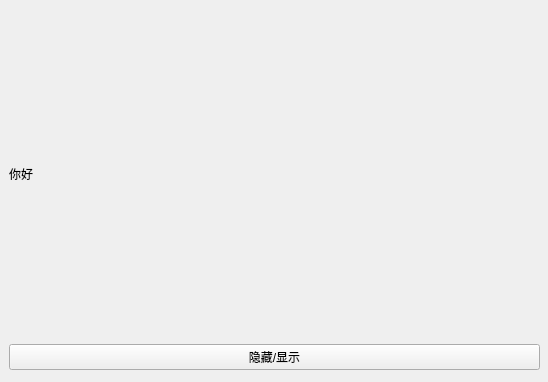
This is Qt/QLabel_Img/widget.ui in holdyounger/code_source as Qt 5 draws it before an edit. The edited form follows.
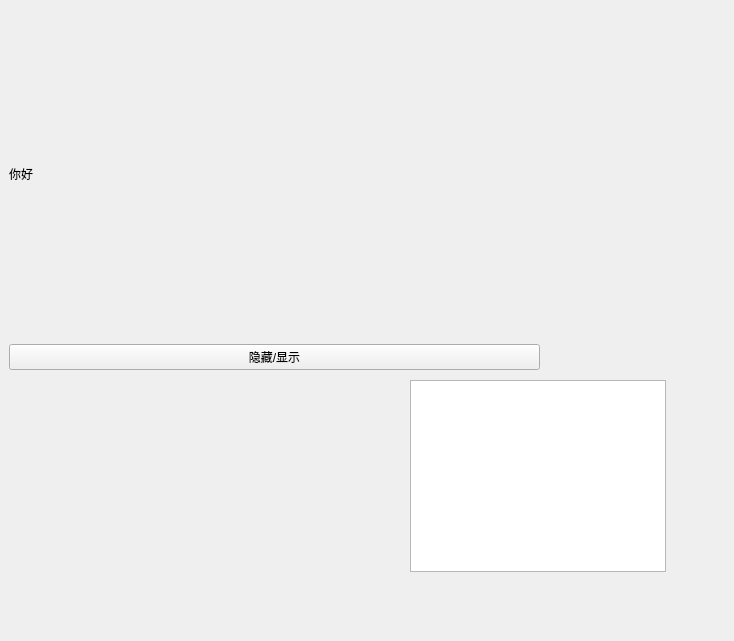
This is the edited form.

Patch:
```diff
--- a/Qt/QLabel_Img/widget.ui
+++ b/Qt/QLabel_Img/widget.ui
@@ -6,8 +6,8 @@
    <rect>
     <x>0</x>
     <y>0</y>
-    <width>548</width>
-    <height>382</height>
+    <width>734</width>
+    <height>641</height>
    </rect>
   </property>
   <property name="windowTitle">
@@ -39,6 +39,47 @@
     </item>
    </layout>
   </widget>
+  <widget class="QTextBrowser" name="textBrowser">
+   <property name="geometry">
+    <rect>
+     <x>410</x>
+     <y>380</y>
+     <width>256</width>
+     <height>192</height>
+    </rect>
+   </property>
+  </widget>
+  <widget class="QToolButton" name="toolButton">
+   <property name="geometry">
+    <rect>
+     <x>140</x>
+     <y>520</y>
+     <width>106</width>
+     <height>106</height>
+    </rect>
+   </property>
+   <property name="minimumSize">
+    <size>
+     <width>106</width>
+     <height>106</height>
+    </size>
+   </property>
+   <property name="maximumSize">
+    <size>
+     <width>106</width>
+     <height>106</height>
+    </size>
+   </property>
+   <property name="cursor">
+    <cursorShape>PointingHandCursor</cursorShape>
+   </property>
+   <property name="text">
+    <string/>
+   </property>
+   <property name="autoRaise">
+    <bool>true</bool>
+   </property>
+  </widget>
  </widget>
  <resources/>
  <connections/>
```
